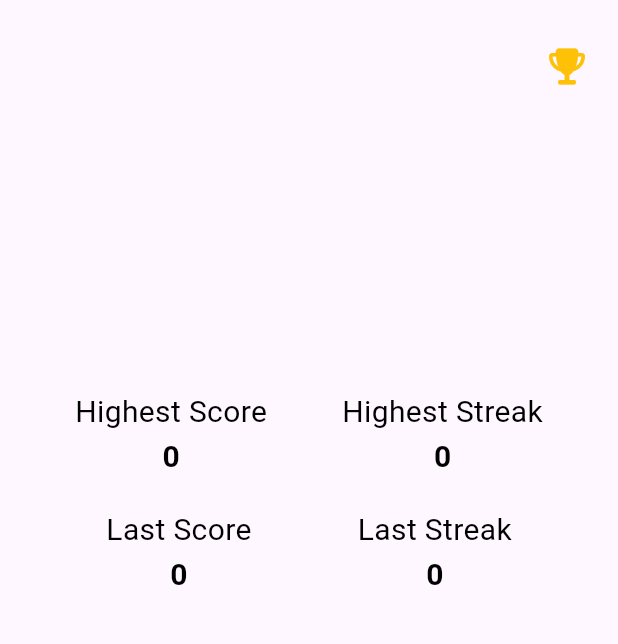
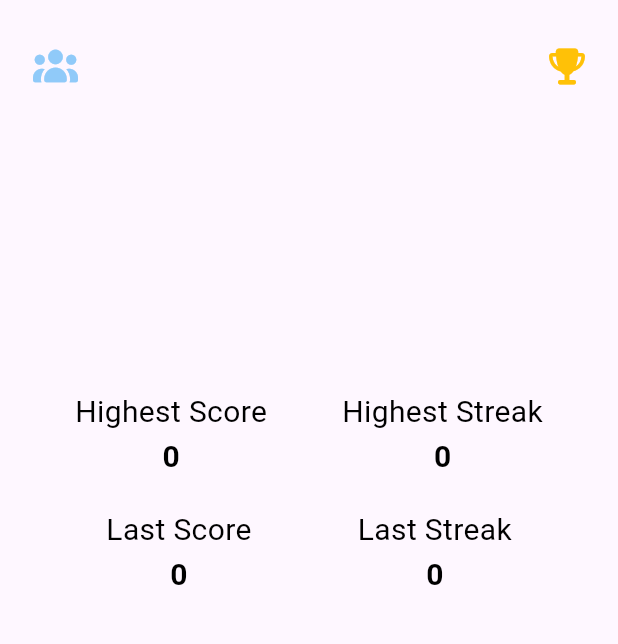
Before and after one commit to LuCCoelho/geo_masters, a Flutter app: the MyHomePage screen opened directly, on a phone screen of 412 x 824 dp, the part 84-728 px from its top. Run offline on Flutter 3.47's test engine with Material 3 defaults, Android fonts, the phone set to English and light mode, and no system bars; our stand-ins replace cached_network_image, flutter_dotenv, flutter_riverpod, font_awesome_flutter, lottie, riverpod_annotation and 2 more; accounts and stored records are empty; generated files the repository leaves out were written again; statements that could not run were skipped.

Commit message:
feat: new friends room button

```diff
--- a/lib/screens/home.dart
+++ b/lib/screens/home.dart
@@ -5,6 +5,7 @@ import '../widgets/app_bar.dart';
 import '../providers/profile.provider.dart';
 import '../screens/game.dart';
 import '../screens/leadboard.dart';
+import '../screens/friends_room.dart';
 
 class MyHomePage extends ConsumerStatefulWidget {
   const MyHomePage({
@@ -141,6 +142,24 @@ class _MyHomePageState extends ConsumerState<MyHomePage> {
               icon: Icon(FontAwesomeIcons.trophy, color: Colors.amber),
             ),
           ),
+          Positioned(
+            top: 20,
+            left: 10,
+            child: IconButton(
+              onPressed: () {
+                Navigator.push(
+                  context,
+                  MaterialPageRoute(
+                    builder: (context) => const FriendsRoomScreen(),
+                  ),
+                );
+              },
+              icon: Icon(
+                FontAwesomeIcons.users,
+                color: Theme.of(context).primaryColor,
+              ),
+            ),
+          ),
         ],
       ),
     );
```
